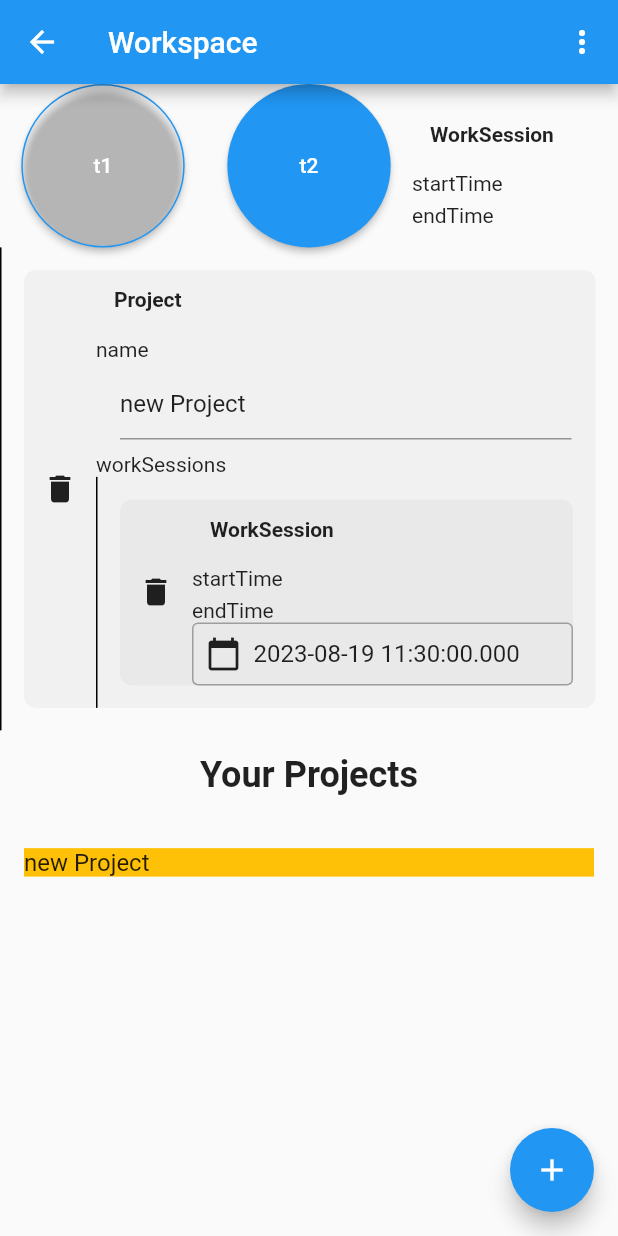
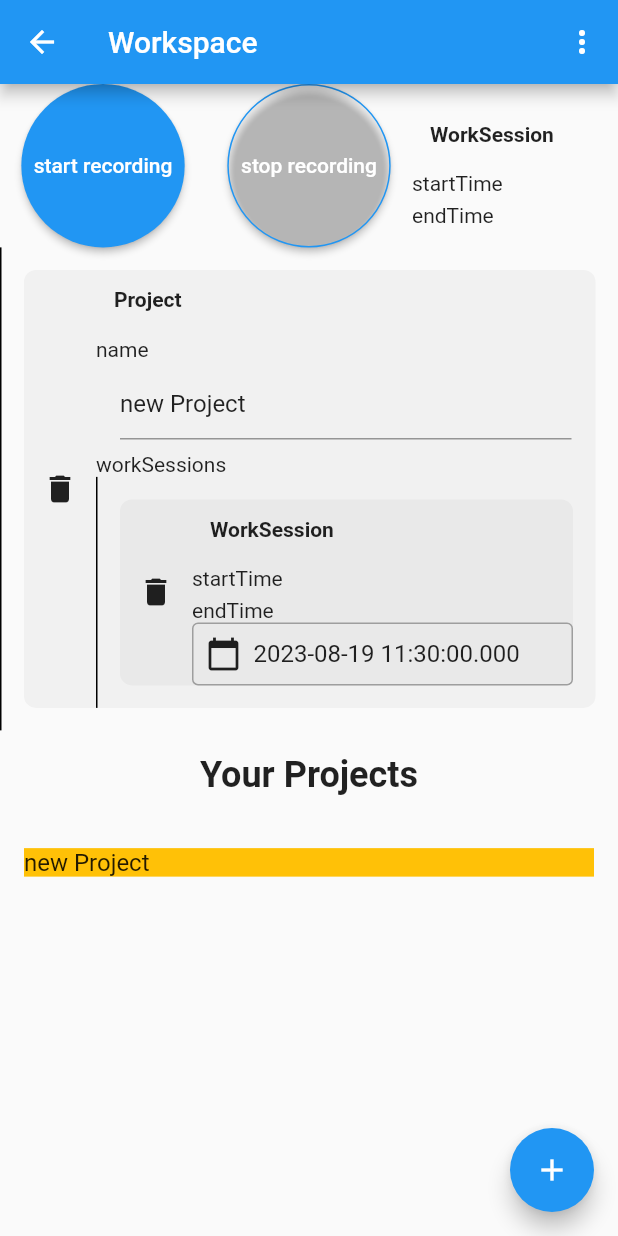
Before and after one commit to julianjandeleit/worktime-app, a Flutter app: the screen it shows after launch, after a tap on the "add" icon, on a phone screen of 412 x 824 dp. Run offline on Flutter 3.47's test engine with Material 2 defaults, Android fonts, the phone set to English and light mode, and no system bars; our stand-ins replace cloud_firestore, firebase_auth, firebase_core, firebase_storage, google_sign_in; accounts and stored records are empty.

Commit message:
record time to selected worksession

```diff
--- a/lib/models/start_stop.dart
+++ b/lib/models/start_stop.dart
@@ -28,14 +28,14 @@ class StartStop<T extends Recipeable> implements Recipeable {
         crossAxisAlignment: CrossAxisAlignment.center,
         children: <Widget>[
           CustomCircularButton(
-            buttonText: "t1",
+            buttonText: "start recording",
             onPressed: () {
               onChanged?.call(StartStop(is_started: true, child: child));
             },
             isClickable: this.is_started == false,
           ),
           CustomCircularButton(
-            buttonText: "t2",
+            buttonText: "stop recording",
             onPressed: () {
               onChanged?.call(StartStop(is_started: false, child: child));
             },
--- a/lib/viewmodels/ProjectViewModel.dart
+++ b/lib/viewmodels/ProjectViewModel.dart
@@ -5,13 +5,16 @@ import 'package:work_time_app/models/basic_list.dart';
 import 'package:work_time_app/models/basic_string.dart';
 
 import '../models/Project.dart';
+import '../models/start_stop.dart';
 
 class ProjectViewModel extends ChangeNotifier {
   List<Project> _projects = []; // List of projects
-  Project? _selectedProject; // Selected project
+  int? selectedProjectIndex; // Selected project
+
+  StartStop<WorkSession> startStopWorkSession = StartStop(
+      is_started: false, child: WorkSession(startTime: null, endTime: null));
 
   List<Project> get projects => _projects;
-  Project? get selectedProject => _selectedProject;
   set projects(List<Project> projects) => _projects = projects;
 
   void addProject(String projectName) {
@@ -31,9 +34,4 @@ class ProjectViewModel extends ChangeNotifier {
     projects.remove(project);
     notifyListeners(); // Notify listeners of the data change
   }
-
-  void selectProject(Project project) {
-    _selectedProject = project;
-    notifyListeners();
-  }
 }
--- a/lib/views/ProjectView.dart
+++ b/lib/views/ProjectView.dart
@@ -11,23 +11,19 @@ class ProjectView extends StatelessWidget {
   @override
   Widget build(BuildContext context) {
     final projects = projectViewModel.projects;
-    final selectedProject = projectViewModel.selectedProject;
 
     return ListView.builder(
       itemCount: projects.length,
       itemBuilder: (context, index) {
         final project = projects[index];
-        final isSelected = project == selectedProject;
 
         return ListTile(
           title: Container(
             child: Text(project.name.item),
             color: Colors.amber,
           ),
-          onTap: () {
-            projectViewModel.selectProject(project);
-          },
-          tileColor: isSelected ? Colors.blue.withOpacity(0.3) : null,
+          onTap: () {},
+          tileColor: false ? Colors.blue.withOpacity(0.3) : null,
         );
       },
     );
```
Also changed, not shown: lib/workspace.dart (+46 -5 lines).
